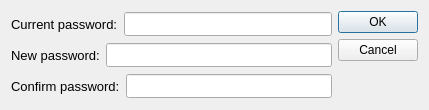
bluedragonclub/bdc-client, file bdcc/gui/change_password_dialog.ui: the form before one commit.
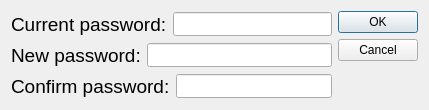
The form after the commit.

What changed in the file:
```diff
--- a/bdcc/gui/change_password_dialog.ui
+++ b/bdcc/gui/change_password_dialog.ui
@@ -41,7 +41,7 @@
          <property name="font">
           <font>
            <family>Tahoma</family>
-           <pointsize>10</pointsize>
+           <pointsize>14</pointsize>
           </font>
          </property>
          <property name="text">
@@ -66,7 +66,7 @@
          <property name="font">
           <font>
            <family>Tahoma</family>
-           <pointsize>10</pointsize>
+           <pointsize>14</pointsize>
           </font>
          </property>
         </widget>
@@ -86,7 +86,7 @@
          <property name="font">
           <font>
            <family>Tahoma</family>
-           <pointsize>10</pointsize>
+           <pointsize>14</pointsize>
           </font>
          </property>
          <property name="text">
@@ -111,7 +111,7 @@
          <property name="font">
           <font>
            <family>Tahoma</family>
-           <pointsize>10</pointsize>
+           <pointsize>14</pointsize>
           </font>
          </property>
         </widget>
@@ -131,7 +131,7 @@
          <property name="font">
           <font>
            <family>Tahoma</family>
-           <pointsize>10</pointsize>
+           <pointsize>14</pointsize>
           </font>
          </property>
          <property name="text">
@@ -156,7 +156,7 @@
          <property name="font">
           <font>
            <family>Tahoma</family>
-           <pointsize>10</pointsize>
+           <pointsize>14</pointsize>
           </font>
          </property>
         </widget>
```
